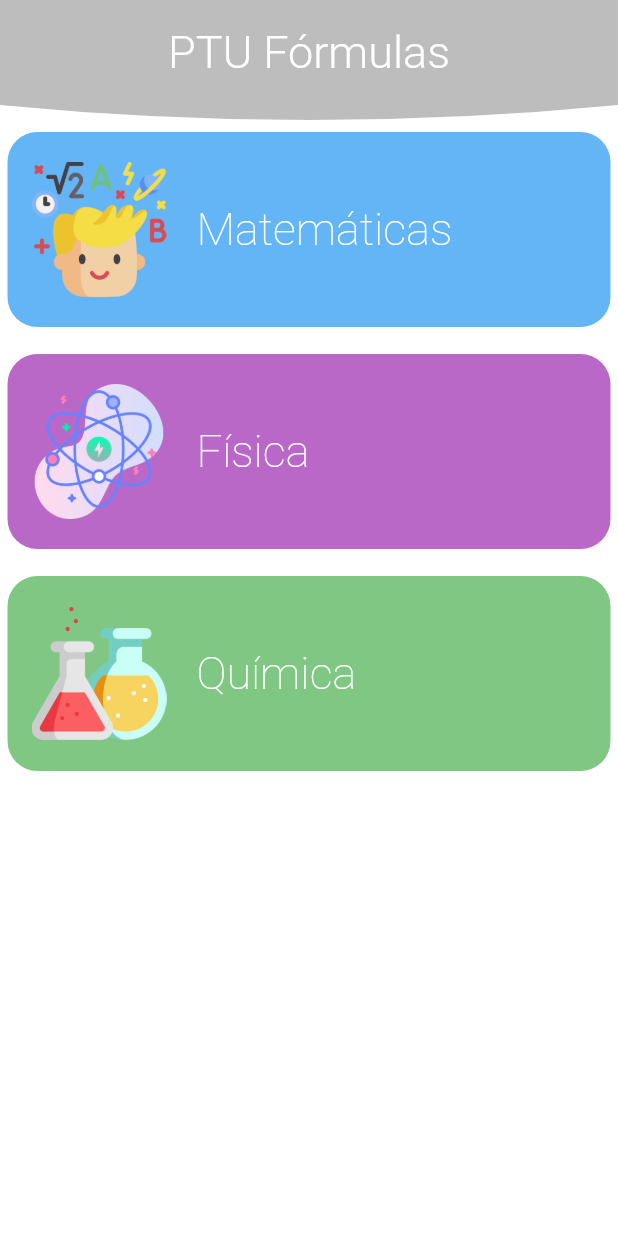
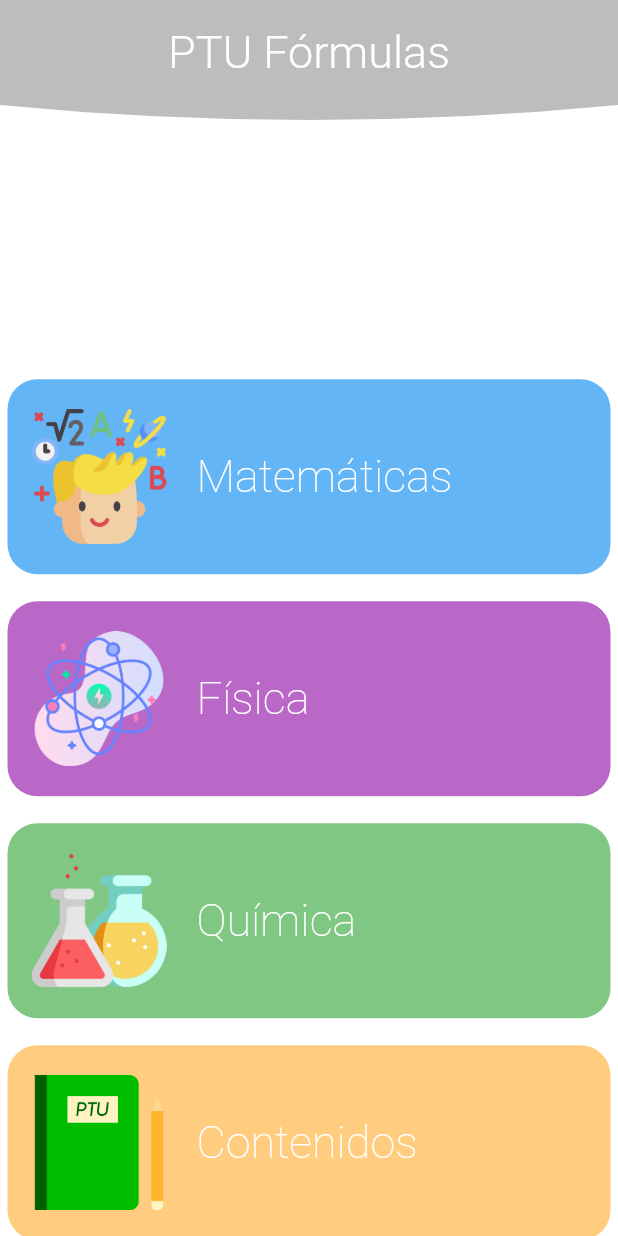
Before and after one commit to JordiDeSanta/PTUFormulas, a Flutter app: the screen it shows after launch, on a phone screen of 412 x 824 dp. Run offline on Flutter 3.47's test engine with Material 2 defaults, Android fonts, the light colour scheme and no system bars; drawn by our look-alikes of google_mobile_ads; our stand-ins replace connectivity; network calls fail.

Commit message:
Adding PTU Contenidos Button and Stars

```diff
--- a/lib/src/pages/new_hp.dart
+++ b/lib/src/pages/new_hp.dart
@@ -8,6 +8,7 @@ import 'package:ptuformulas/src/widgets/course_tile_widget.dart';
 import 'package:google_mobile_ads/google_mobile_ads.dart';
 import 'package:provider/provider.dart';
 import 'package:ptuformulas/src/providers/ad_state.dart';
+import 'package:url_launcher/url_launcher.dart';
 
 class NewHomePage extends StatefulWidget {
   NewHomePage({Key key}) : super(key: key);
@@ -51,15 +52,12 @@ class _NewHomePageState extends State<NewHomePage> {
         centerTitle: true,
         toolbarHeight: size * 140,
         backgroundColor: Colors.black26,
-        shape: CurvedBorder(10.0),
+        shape: const CurvedBorder(10.0),
       ),
       body: Container(
         child: ListView(
           children: [
             SizedBox(height: size * 18),
-            _createMath(),
-            _createPhysics(),
-            _createQuimics(),
             if (banner == null)
               Container()
             else
@@ -69,10 +67,78 @@ class _NewHomePageState extends State<NewHomePage> {
                   ad: banner,
                 ),
               ),
+            _createMath(),
+            _createPhysics(),
+            _createQuimics(),
+            fButton(
+              context,
+              styles,
+              Colors.orange[200],
+              'assets/img/logoC.png',
+              'https://play.google.com/store/apps/details?id=com.jordidev.ptucontenidos',
+              'Contenidos',
+            ),
+            fButton(
+              context,
+              styles,
+              Colors.brown[300],
+              'assets/img/logo.png',
+              'https://play.google.com/store/apps/details?id=com.jordidev.ptuformulas',
+              'Dános 🌟',
+            ),
           ],
         ),
       ),
     );
+  }
+
+  Widget fButton(BuildContext context, TextStyles styles, Color c, String r,
+      String u, String t) {
+    double size = MediaQuery.of(context).size.aspectRatio;
+
+    return Padding(
+      padding: EdgeInsets.symmetric(vertical: size * 18, horizontal: size * 10),
+      child: ElevatedButton(
+        style: ButtonStyle(
+          elevation: MaterialStateProperty.all(0.0),
+          shape: MaterialStateProperty.all(
+            RoundedRectangleBorder(
+              borderRadius: BorderRadius.circular(20.0),
+            ),
+          ),
+          backgroundColor: MaterialStateProperty.all(c),
+        ),
+        child: Container(
+          padding: EdgeInsets.symmetric(vertical: size * 40),
+          child: Row(
+            crossAxisAlignment: CrossAxisAlignment.center,
+            children: [
+              Image(
+                height: size * 180,
+                image: AssetImage(r),
+                fit: BoxFit.cover,
+              ),
+              Container(
+                padding: EdgeInsets.only(left: size * 40),
+                width: size * 400,
+                child: Text(
+                  t,
+                  style: styles.getCourse(context),
+                  overflow: TextOverflow.ellipsis,
+                ),
+              )
+            ],
+          ),
+        ),
+        onPressed: () {
+          _launchURL(u);
+        },
+      ),
+    );
+  }
+
+  void _launchURL(String url) async {
+    await canLaunch(url) ? await launch(url) : throw 'Could not launch $url';
   }
 
   Widget _createMath() {
--- a/pubspec.yaml
+++ b/pubspec.yaml
@@ -27,6 +27,7 @@ dependencies:
   provider: ^5.0.0
   input_calculator: ^1.1.0+5
   connectivity: ^3.0.4
+  url_launcher: ^6.0.6
 
   # The following adds the Cupertino Icons font to your application.
   # Use with the CupertinoIcons class for iOS style icons.
```
Also changed, not shown: assets/img/logoC.png (added), assets/img/star.png (added), pubspec.lock.
